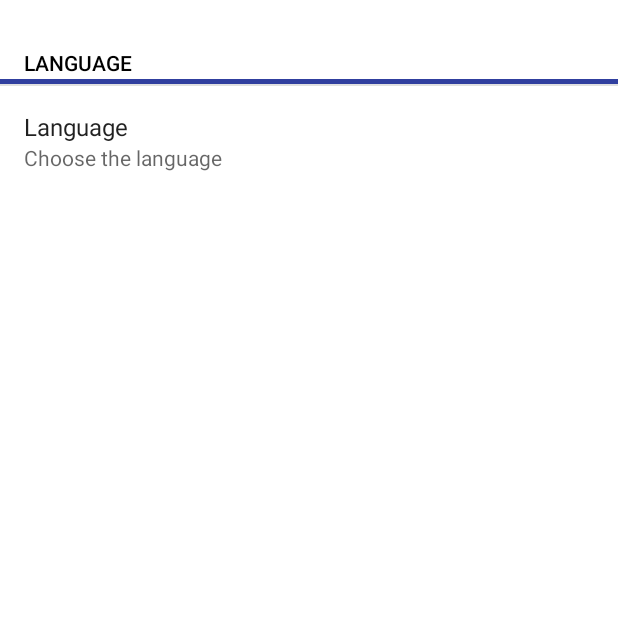
After one commit to EnricGimeno/infoBilbaoUpdateRssLector, an Android app: the SettingsActivity screen opened directly, with no data from a screen before it, on a phone screen of 412 x 824 dp, the top half of it. The commit adds this screen. Run offline under Robolectric (Android 15) with nearby library versions, the phone set to English and light mode, and no system bars.

Commit message:
Added settings screen

```diff
--- a/app/src/main/AndroidManifest.xml
+++ b/app/src/main/AndroidManifest.xml
@@ -22,6 +22,10 @@
             </intent-filter>
         </activity>
 
+        <activity android:name=".SettingsActivity"
+            android:theme="@style/MyMaterialThemeSettings"
+            android:configChanges="orientation" />
+
         <provider
             android:name=".db.BilbaoFeedsProvider"
             android:authorities="es.infobilbao.alerts" />
--- a/app/src/main/java/com/gimeno/enric/infobilbao/MainActivity.java
+++ b/app/src/main/java/com/gimeno/enric/infobilbao/MainActivity.java
@@ -2,6 +2,7 @@ package com.gimeno.enric.infobilbao;
 
 
 
+import android.content.Intent;
 import android.net.Uri;
 
 import android.os.Bundle;
@@ -11,6 +12,9 @@ import android.support.v7.widget.DividerItemDecoration;
 import android.support.v7.widget.LinearLayoutManager;
 
 import android.support.v7.widget.RecyclerView;
+import android.view.Menu;
+import android.view.MenuInflater;
+import android.view.MenuItem;
 
 import java.util.ArrayList;
 import java.util.List;
@@ -19,6 +23,7 @@ public class MainActivity extends AppCompatActivity implements DownloadCompleteL
 
     private RecyclerView mRecyclerView;
     private SwipeRefreshLayout mSwipeLayout;
+    private static final int RESULT_SETTINGS = 1;
 
     private static Uri uri = Uri.parse("content://es.infobilbao.alerts/alerts/*");
 
@@ -57,6 +62,29 @@ public class MainActivity extends AppCompatActivity implements DownloadCompleteL
 //        });
     }
 
+    //MENU
+    @Override
+    public boolean onCreateOptionsMenu(Menu menu) {
+        MenuInflater inflater = getMenuInflater();
+        inflater.inflate(R.menu.menu, menu);
+
+        return true;
+    }
+
+    public boolean onOptionsItemSelected(MenuItem item) {
+        // Handle item selection
+        switch (item.getItemId()) {
+            case R.id.menu_preferences:
+                Intent i = new Intent(this, SettingsActivity.class);
+                startActivityForResult(i, RESULT_SETTINGS);
+                return true;
+
+            default:
+                return super.onOptionsItemSelected(item);
+        }
+    }
+
+
     @Override
     public void downloadComplete() {
     }
--- /dev/null
+++ b/app/src/main/java/com/gimeno/enric/infobilbao/MyPreferenceFragment.java
@@ -0,0 +1,13 @@
+package com.gimeno.enric.infobilbao;
+
+import android.os.Bundle;
+import android.preference.PreferenceFragment;
+
+public class MyPreferenceFragment extends PreferenceFragment {
+
+    @Override
+    public void onCreate(Bundle savedInstanceState) {
+        super.onCreate(savedInstanceState);
+        addPreferencesFromResource(R.xml.settings);
+    }
+}
--- /dev/null
+++ b/app/src/main/java/com/gimeno/enric/infobilbao/SettingsActivity.java
@@ -0,0 +1,38 @@
+package com.gimeno.enric.infobilbao;
+
+import android.content.pm.ActivityInfo;
+import android.os.Bundle;
+import android.support.v7.app.AppCompatActivity;
+import android.view.MenuItem;
+
+public class SettingsActivity extends AppCompatActivity {
+
+    private android.support.v7.widget.Toolbar toolbarPreference;
+    @Override
+    protected void onCreate(Bundle savedInstanceState) {
+        super.onCreate(savedInstanceState);
+        setContentView(R.layout.settings);
+        setRequestedOrientation(ActivityInfo.SCREEN_ORIENTATION_PORTRAIT);
+
+        // Load toolbar
+        toolbarPreference = (android.support.v7.widget.Toolbar) findViewById(R.id.toolbarPreference);
+        toolbarPreference.setTitle(R.string.configuracion);
+
+        setSupportActionBar(toolbarPreference);
+        // Arrow Button show
+        getSupportActionBar().setDisplayHomeAsUpEnabled(true);
+
+        getFragmentManager().beginTransaction().replace(R.id.content_frame, new MyPreferenceFragment()).commit();
+
+    }
+
+    @Override
+    public boolean onOptionsItemSelected(MenuItem item) {
+        switch (item.getItemId()){
+            // Action added to the arrow button
+            case android.R.id.home:
+                this.finish();
+        }
+        return  true;
+    }
+}
--- /dev/null
+++ b/app/src/main/res/layout/settings.xml
@@ -0,0 +1,22 @@
+<?xml version="1.0" encoding="utf-8"?>
+<RelativeLayout xmlns:android="http://schemas.android.com/apk/res/android"
+    xmlns:app="http://schemas.android.com/apk/res-auto"
+    android:layout_width="match_parent"
+    android:layout_height="match_parent"
+    android:background="@android:color/background_light"
+    android:orientation="vertical">
+
+    <android.support.v7.widget.Toolbar
+        android:id="@+id/toolbarPreference"
+        android:layout_width="match_parent"
+        android:layout_height="16dp"
+        app:popupTheme="@style/AppTheme"
+        app:theme="@style/ToolbarColoredSettings" />
+
+    <FrameLayout
+        android:id="@+id/content_frame"
+        android:layout_width="match_parent"
+        android:layout_height="wrap_content"
+        android:layout_below="@+id/toolbarPreference" />
+
+</RelativeLayout>
--- /dev/null
+++ b/app/src/main/res/layout/settings_divider.xml
@@ -0,0 +1,5 @@
+<?xml version="1.0" encoding="utf-8"?>
+<View xmlns:android="http://schemas.android.com/apk/res/android"
+    android:background="@color/colorPrimaryDark"
+    android:layout_width="fill_parent"
+    android:layout_height="5px" />
--- /dev/null
+++ b/app/src/main/res/menu/menu.xml
@@ -0,0 +1,9 @@
+<?xml version="1.0" encoding="utf-8"?>
+<menu xmlns:app="http://schemas.android.com/apk/res-auto"
+    xmlns:android="http://schemas.android.com/apk/res/android">
+
+    <item android:id="@+id/menu_preferences"
+        android:title="@string/settings"
+        app:showAsAction="never" />
+
+</menu>
--- a/app/src/main/res/values/strings.xml
+++ b/app/src/main/res/values/strings.xml
@@ -1,3 +1,25 @@
 <resources>
     <string name="app_name">infoBilbao</string>
+    <string name="salir">Exit</string>
+    <string name="settings">Settings</string>
+
+    <!-- Language Preference -->
+    <string name="language">Language</string>
+    <string name="languageTitle">LANGUAGE</string>
+    <string name="pref_skyn_title">Appearance</string>
+    <string name="pref_idioma_title">Language</string>
+    <string name="pref_idioma_summary">Choose the language</string>
+    <string name="pref_idioma_dialogtitle">Choose language:</string>
+    <string name="configuracion">Settings</string>
+
+    <string-array name="pref_idioma_entryvalues">
+        <item>en</item>
+        <item>es</item>
+    </string-array>
+
+    <string-array name="pref_idioma_entries">
+        <item>English</item>
+        <item>Spanish</item>
+    </string-array>
+
 </resources>
--- a/app/src/main/res/values/styles.xml
+++ b/app/src/main/res/values/styles.xml
@@ -8,4 +8,24 @@
         <item name="colorAccent">@color/colorAccent</item>
     </style>
 
+    <style name="ToolbarColoredSettings" parent = "AppTheme">
+        <item name="android:textColorPrimary">@android:color/white</item>
+        <item name="android:textColorSecondary">@android:color/white</item>
+        <item name="actionMenuTextColor">@android:color/white</item>
+        <item name="actionOverflowButtonStyle">@style/Widget.AppCompat.ActionButton.Overflow</item>
+    </style>
+
+    <style name="MyMaterialTheme.Base" parent="Theme.AppCompat.Light.DarkActionBar">
+        <item name="windowNoTitle">true</item>
+        <item name="windowActionBar">false</item>
+        <item name="colorPrimaryDark">@color/colorPrimaryDark</item>
+        <item name="colorPrimary">@color/colorPrimary</item>
+        <item name="colorAccent">@android:color/black</item>
+    </style>
+
+    <style name="MyMaterialThemeSettings" parent="MyMaterialTheme.Base">
+        <item name="windowActionBar">false</item>
+        <item name="windowNoTitle">true</item>
+    </style>
+
 </resources>
--- /dev/null
+++ b/app/src/main/res/xml/settings.xml
@@ -0,0 +1,22 @@
+<?xml version="1.0" encoding="utf-8"?>
+<PreferenceScreen xmlns:android="http://schemas.android.com/apk/res/android">
+
+    <PreferenceCategory
+        android:title = "@string/languageTitle"
+        android:key="pref_language_category">
+
+        <Preference
+            android:layout="@layout/settings_divider"/>
+
+        <ListPreference
+            android:key="pref_idiom"
+            android:title="@string/pref_idioma_title"
+            android:summary="@string/pref_idioma_summary"
+            android:entries="@array/pref_idioma_entries"
+            android:entryValues="@array/pref_idioma_entryvalues"
+            android:dialogTitle="@string/pref_idioma_dialogtitle"
+            android:defaultValue="en"
+            />
+
+    </PreferenceCategory>
+</PreferenceScreen>
```
